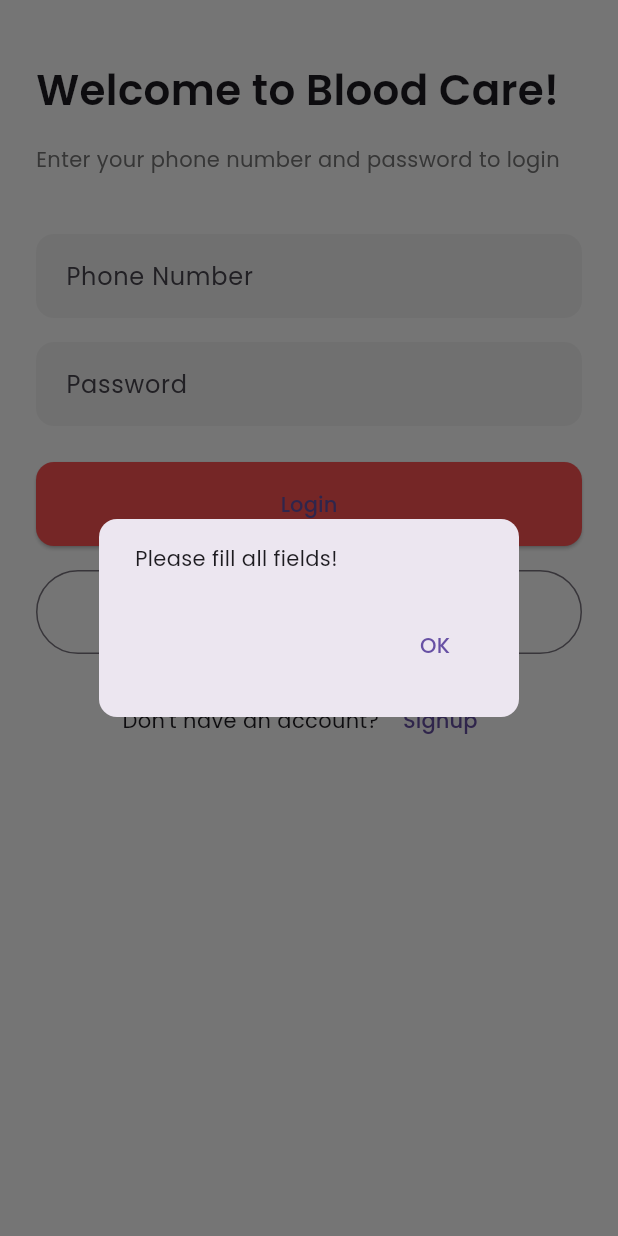
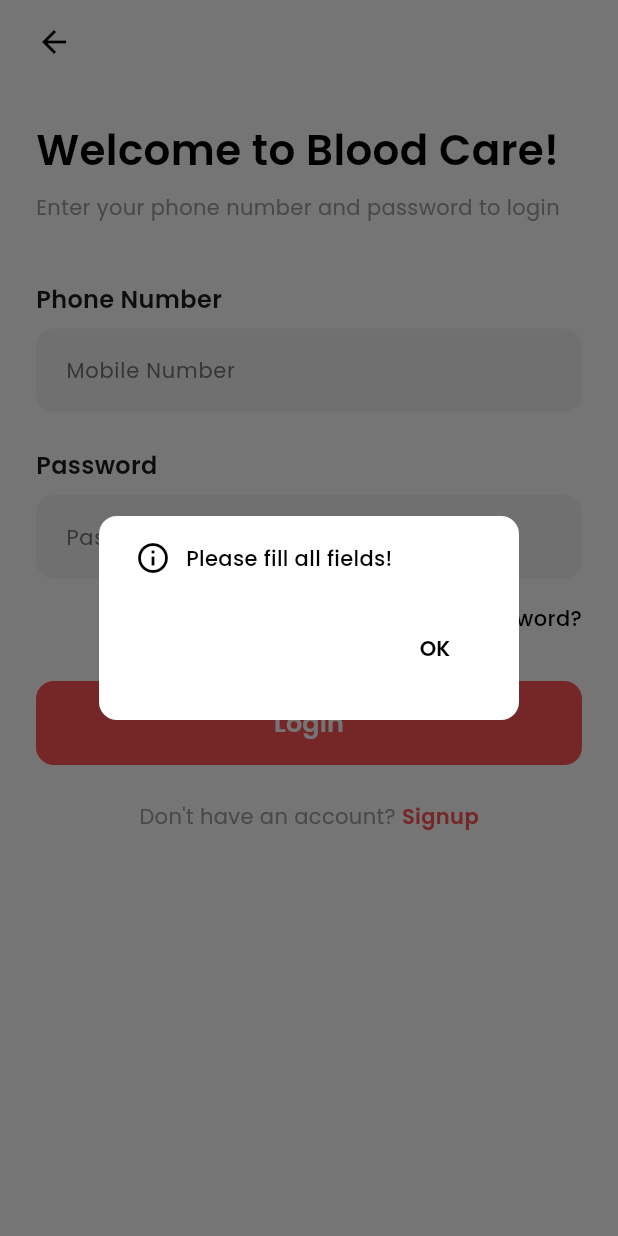
Before and after one commit to umermoazzam/blood_care, a Flutter app: the screen it shows after launch, after a tap on "Login", on a phone screen of 412 x 824 dp. Run offline on Flutter 3.47's test engine with Material 3 defaults, Android fonts, the phone set to English and light mode, and no system bars; our stand-ins replace google_fonts.

Commit message:
Updated login/signup screens

```diff
--- a/lib/main.dart
+++ b/lib/main.dart
@@ -1,10 +1,8 @@
 import 'package:flutter/material.dart';
-import 'package:firebase_core/firebase_core.dart';
 import 'screens/splash_screen.dart';
 
 void main() async {
   WidgetsFlutterBinding.ensureInitialized();
-  await Firebase.initializeApp();
   runApp(const BloodCareApp());
 }
 
--- a/lib/screens/login_screen.dart
+++ b/lib/screens/login_screen.dart
@@ -1,11 +1,28 @@
-// login_screen.dart
 import 'package:flutter/material.dart';
 import 'package:google_fonts/google_fonts.dart';
-import 'package:firebase_auth/firebase_auth.dart';
-import 'package:google_sign_in/google_sign_in.dart';
-
 import 'signup_screen.dart';
 import 'home_screen.dart';
+
+void main() {
+  runApp(const BloodCareApp());
+}
+
+class BloodCareApp extends StatelessWidget {
+  const BloodCareApp({Key? key}) : super(key: key);
+
+  @override
+  Widget build(BuildContext context) {
+    return MaterialApp(
+      debugShowCheckedModeBanner: false,
+      title: 'Blood Care',
+      theme: ThemeData(
+        primarySwatch: Colors.red,
+        fontFamily: 'Inter',
+      ),
+      home: const LoginScreen(),
+    );
+  }
+}
 
 class LoginScreen extends StatefulWidget {
   const LoginScreen({Key? key}) : super(key: key);
@@ -17,7 +34,61 @@ class LoginScreen extends StatefulWidget {
 class _LoginScreenState extends State<LoginScreen> {
   final TextEditingController _phoneController = TextEditingController();
   final TextEditingController _passwordController = TextEditingController();
-  final Map<String, String> _registeredUsers = {};
+  final Map<String, String> registeredUsers = {};
+
+  void _showMessage(String message) {
+    showDialog(
+      context: context,
+      builder: (context) => AlertDialog(
+        backgroundColor: Colors.white,
+        shape: RoundedRectangleBorder(borderRadius: BorderRadius.circular(12)),
+        content: Row(
+          children: [
+            const Icon(Icons.info_outline, color: Colors.black),
+            const SizedBox(width: 10),
+            Expanded(
+              child: Text(
+                message,
+                style: GoogleFonts.poppins(
+                  fontSize: 14,
+                  color: Colors.black,
+                  fontWeight: FontWeight.w500,
+                ),
+              ),
+            ),
+          ],
+        ),
+        actions: [
+          TextButton(
+            onPressed: () => Navigator.pop(context),
+            child: Text(
+              'OK',
+              style: GoogleFonts.poppins(color: Colors.black, fontWeight: FontWeight.w600),
+            ),
+          ),
+        ],
+      ),
+    );
+  }
+
+  void _login() {
+    String phone = _phoneController.text.trim();
+    String password = _passwordController.text.trim();
+
+    if (phone.isEmpty || password.isEmpty) {
+      _showMessage("Please fill all fields!");
+      return;
+    }
+
+    if (registeredUsers.containsKey(phone) && registeredUsers[phone] == password) {
+      Navigator.pushReplacement(
+        context,
+        MaterialPageRoute(builder: (context) => const HomeScreen()),
+      );
+    } else {
+      _showMessage("Invalid phone number or password!");
+    }
+  }
 
   @override
   void dispose() {
@@ -26,84 +97,9 @@ class _LoginScreenState extends State<LoginScreen> {
     super.dispose();
   }
 
-  void _showErrorMessage(String message) {
-    showDialog(
-      context: context,
-      builder: (_) => AlertDialog(
-        shape: RoundedRectangleBorder(
-          borderRadius: BorderRadius.circular(12),
-        ),
-        content: Text(
-          message,
-          style: GoogleFonts.poppins(fontSize: 14),
-        ),
-        actions: [
-          TextButton(
-            onPressed: () => Navigator.pop(context),
-            child: Text('OK', style: GoogleFonts.poppins()),
-          ),
-        ],
-      ),
-    );
-  }
-
-  // 🔹 Normal phone/password login
-  void _login() {
-    String phone = _phoneController.text.trim();
-    String password = _passwordController.text.trim();
-
-    if (phone.isEmpty || password.isEmpty) {
-      _showErrorMessage("Please fill all fields!");
-      return;
-    }
-
-    if (!_registeredUsers.containsKey(phone)) {
-      _showErrorMessage("User not registered! Please signup first.");
-      return;
-    }
-
-    if (_registeredUsers[phone] != password) {
-      _showErrorMessage("Incorrect password!");
-      return;
-    }
-
-    Navigator.pushReplacement(
-      context,
-      MaterialPageRoute(builder: (_) => const HomeScreen()),
-    );
-  }
-
-  // 🔹 Google Sign-In
-  Future<void> _loginWithGoogle() async {
-  try {
-    final GoogleSignIn googleSignIn = GoogleSignIn();
-    final GoogleSignInAccount? googleUser = await googleSignIn.signIn();
-    if (googleUser == null) return; // user cancelled
-
-    // ✅ yahan googleAuth define karo
-    final GoogleSignInAuthentication googleAuth = await googleUser.authentication;
-
-    final credential = GoogleAuthProvider.credential(
-      accessToken: googleAuth.accessToken,
-      idToken: googleAuth.idToken,
-    );
-
-    UserCredential userCredential = await FirebaseAuth.instance.signInWithCredential(credential);
-
-    if (userCredential.user != null) {
-      Navigator.pushReplacement(
-        context,
-        MaterialPageRoute(builder: (_) => const HomeScreen()),
-      );
-    }
-  } catch (e) {
-    _showErrorMessage("Google Sign-In failed!\n$e");
-  }
-}
-
   @override
   Widget build(BuildContext context) {
-    OutlineInputBorder border = OutlineInputBorder(
+    OutlineInputBorder roundedBorder = OutlineInputBorder(
       borderRadius: BorderRadius.circular(12),
       borderSide: BorderSide.none,
     );
@@ -111,45 +107,72 @@ class _LoginScreenState extends State<LoginScreen> {
     return Scaffold(
       backgroundColor: Colors.white,
       body: SafeArea(
-        child: SingleChildScrollView(
-          padding: const EdgeInsets.symmetric(horizontal: 24, vertical: 40),
+        child: Padding(
+          padding: const EdgeInsets.symmetric(horizontal: 24.0),
           child: Column(
             crossAxisAlignment: CrossAxisAlignment.start,
             children: [
-              Text('Welcome to Blood Care!',
-                  style: GoogleFonts.poppins(
-                      fontSize: 28, fontWeight: FontWeight.w600)),
               const SizedBox(height: 16),
-              Text('Enter your phone number and password to login',
-                  style: GoogleFonts.poppins(
-                      fontSize: 14, color: Colors.grey[600])),
+              GestureDetector(
+                onTap: () {},
+                child: const Icon(Icons.arrow_back, color: Colors.black, size: 24),
+              ),
               const SizedBox(height: 40),
+              Text(
+                'Welcome to Blood Care!',
+                style: GoogleFonts.poppins(fontSize: 28, fontWeight: FontWeight.w600, color: Colors.black),
+              ),
+              const SizedBox(height: 8),
+              Text(
+                'Enter your phone number and password to login',
+                style: GoogleFonts.poppins(fontSize: 14, fontWeight: FontWeight.w400, color: Colors.grey),
+              ),
+              const SizedBox(height: 40),
+              Text('Phone Number', style: GoogleFonts.poppins(fontSize: 16, fontWeight: FontWeight.w600)),
+              const SizedBox(height: 8),
               TextField(
                 controller: _phoneController,
                 keyboardType: TextInputType.phone,
                 decoration: InputDecoration(
-                  hintText: 'Phone Number',
+                  hintText: 'Mobile Number',
+                  hintStyle: GoogleFonts.poppins(color: Colors.grey[600], fontSize: 14),
                   filled: true,
                   fillColor: const Color(0xFFF5F5F5),
-                  border: border,
-                  contentPadding:
-                      const EdgeInsets.symmetric(horizontal: 16, vertical: 16),
+                  border: roundedBorder,
+                  enabledBorder: roundedBorder,
+                  focusedBorder: roundedBorder,
+                  contentPadding: const EdgeInsets.symmetric(horizontal: 16, vertical: 16),
                 ),
               ),
-              const SizedBox(height: 16),
+              const SizedBox(height: 24),
+              Text('Password', style: GoogleFonts.poppins(fontSize: 16, fontWeight: FontWeight.w600)),
+              const SizedBox(height: 8),
               TextField(
                 controller: _passwordController,
                 obscureText: true,
                 decoration: InputDecoration(
                   hintText: 'Password',
+                  hintStyle: GoogleFonts.poppins(color: Colors.grey[600], fontSize: 14),
                   filled: true,
                   fillColor: const Color(0xFFF5F5F5),
-                  border: border,
-                  contentPadding:
-                      const EdgeInsets.symmetric(horizontal: 16, vertical: 16),
+                  border: roundedBorder,
+                  enabledBorder: roundedBorder,
+                  focusedBorder: roundedBorder,
+                  contentPadding: const EdgeInsets.symmetric(horizontal: 16, vertical: 16),
                 ),
               ),
-              const SizedBox(height: 24),
+              const SizedBox(height: 16),
+              Align(
+                alignment: Alignment.centerRight,
+                child: GestureDetector(
+                  onTap: () {},
+                  child: Text(
+                    'Forgot Password?',
+                    style: GoogleFonts.poppins(fontSize: 14, color: Colors.black, fontWeight: FontWeight.w500),
+                  ),
+                ),
+              ),
+              const SizedBox(height: 32),
               SizedBox(
                 width: double.infinity,
                 height: 56,
@@ -157,46 +180,43 @@ class _LoginScreenState extends State<LoginScreen> {
                   onPressed: _login,
                   style: ElevatedButton.styleFrom(
                     backgroundColor: const Color(0xFFFF5252),
-                      shape: RoundedRectangleBorder(
-                          borderRadius: BorderRadius.circular(12))),
-                  child: const Text("Login"),
+                    shape: RoundedRectangleBorder(borderRadius: BorderRadius.circular(12)),
+                    elevation: 0,
+                  ),
+                  child: Text('Login', style: GoogleFonts.poppins(fontSize: 17, fontWeight: FontWeight.w600, color: Colors.white)),
                 ),
               ),
-              const SizedBox(height: 16),
-              SizedBox(
-                width: double.infinity,
-                height: 56,
-                child: OutlinedButton.icon(
-                  onPressed: _loginWithGoogle,
-                  icon: Image.asset(
-                    'assets/google.png',
-                    height: 22,
-                  ),
-                  label: const Text(
-                    "Continue with Google",
-                    style: TextStyle(color: Colors.black),
-                  ),
-                ),
-              ),
-              const SizedBox(height: 20),
+              const SizedBox(height: 24),
               Row(
                 mainAxisAlignment: MainAxisAlignment.center,
                 children: [
-                  const Text("Don't have an account? "),
-                  TextButton(
-                      onPressed: () async {
+                  Text("Don't have an account? ", style: GoogleFonts.poppins(fontSize: 14, color: Colors.grey)),
+                  GestureDetector(
+                    onTap: () async {
+                      // ✅ Navigate to SignupScreen and check return
                       final result = await Navigator.push(
                         context,
                         MaterialPageRoute(
-                              builder: (_) => SignupScreen(
-                                  registeredUsers: _registeredUsers)),
+                          builder: (context) => SignupScreen(registeredUsers: registeredUsers),
+                        ),
                       );
+
+                      // Only show message if signup returned a value
                       if (result != null && result is Map<String, String>) {
-                          _registeredUsers.addAll(result);
-                          _showErrorMessage("Signup successful! Please login.");
+                        final phone = result.keys.first;
+                        final password = result[phone];
+                        setState(() {
+                          _phoneController.text = phone;
+                          _passwordController.text = password!;
+                        });
+                        _showMessage("Signup successful! Please login.");
                       }
                     },
-                      child: const Text("Signup")),
+                    child: Text(
+                      'Signup',
+                      style: GoogleFonts.poppins(fontSize: 14, color: const Color(0xFFFF5252), fontWeight: FontWeight.w600),
+                    ),
+                  ),
                 ],
               ),
             ],
--- a/lib/screens/signup_screen.dart
+++ b/lib/screens/signup_screen.dart
@@ -23,7 +23,7 @@ class _SignupScreenState extends State<SignupScreen> {
         shape: RoundedRectangleBorder(borderRadius: BorderRadius.circular(12)),
         content: Row(
           children: [
-            const Icon(Icons.info_outline, color: Colors.black), // Black icon
+            const Icon(Icons.info_outline, color: Colors.black),
             const SizedBox(width: 10),
             Expanded(
               child: Text(
@@ -69,7 +69,7 @@ class _SignupScreenState extends State<SignupScreen> {
     }
 
     widget.registeredUsers![phone] = password;
-    Navigator.pop(context, {phone: password});
+    Navigator.pop(context, {phone: password}); // ✅ Only return on successful signup
   }
 
   @override
@@ -203,7 +203,7 @@ class _SignupScreenState extends State<SignupScreen> {
                     ),
                     TextButton(
                       onPressed: () {
-                        Navigator.pop(context);
+                        Navigator.pop(context); // ✅ Just go back, no message
                       },
                       child: Text(
                         'Login',
```
Lines whose indentation alone changed are shown as unchanged.
